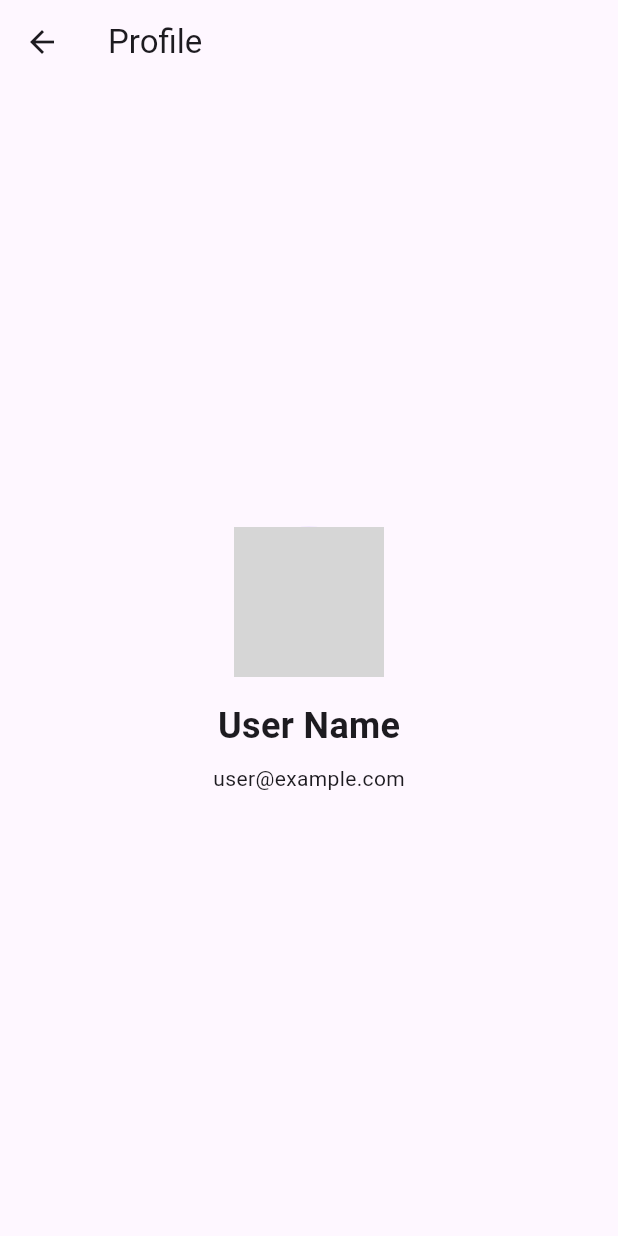
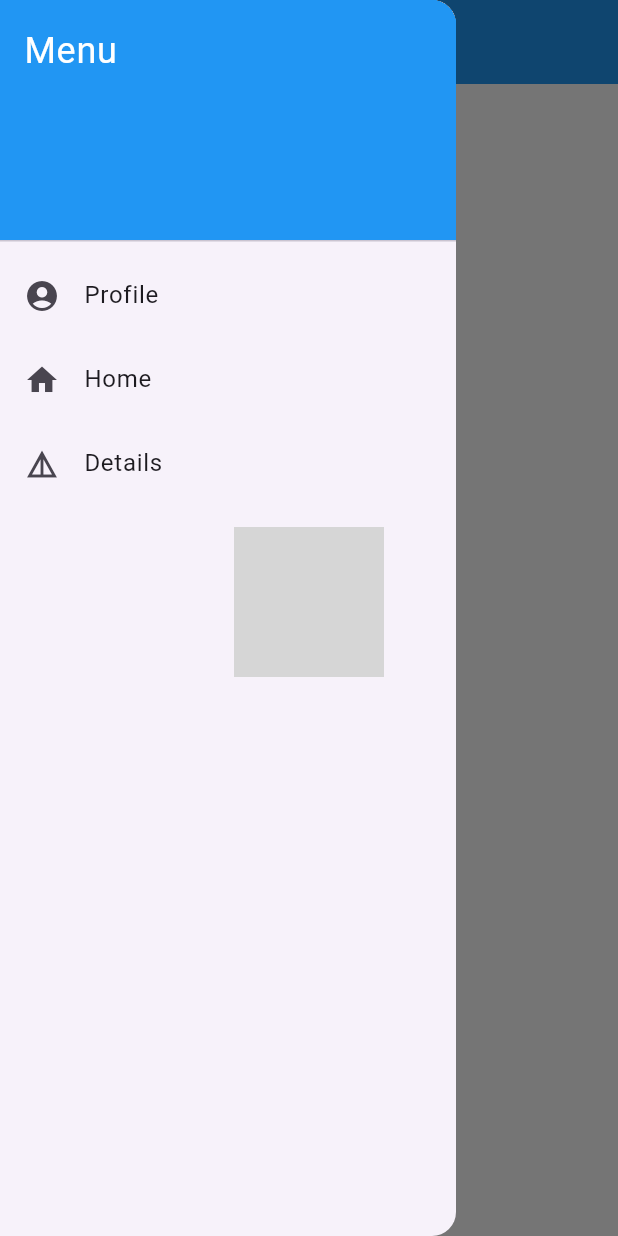
Before and after one commit to nakito-own/Lifeguard-app, a Flutter app: the ProfileScreen screen opened by its route, with the side drawer open (before the commit the screen has no drawer), on a phone screen of 412 x 824 dp. Run offline on Flutter 3.47's test engine with Material 3 defaults, Android fonts, the phone set to English and light mode, and no system bars; network calls fail; grey boxes are pictures that could not be loaded.

Commit message:
Add Future - Themes swap

```diff
--- a/lib/main.dart
+++ b/lib/main.dart
@@ -2,22 +2,35 @@ import 'package:flutter/material.dart';
 import 'package:lifeguard/screens/pofile_screen.dart';
 import 'screens/home_screen.dart';
 import 'screens/details_screen.dart';
+import 'styles/themes/app_light_theme.dart';
+import 'styles/themes/app_dark_theme.dart';
 
 void main() {
   runApp(MyApp());
 }
 
-class MyApp extends StatelessWidget {
+class MyApp extends StatefulWidget {
+  @override
+  _MyAppState createState() => _MyAppState();
+}
+
+class _MyAppState extends State<MyApp> {
+  bool _isDarkTheme = false;
+
+  void _toggleTheme() {
+    setState(() {
+      _isDarkTheme = !_isDarkTheme;
+    });
+  }
+
   @override
   Widget build(BuildContext context) {
     return MaterialApp(
-      title: 'Lifeguard demo',
-      theme: ThemeData(
-        primarySwatch: Colors.blue,
-      ),
-      home: HomeScreen(),
+      title: 'Lifeguard Skeleton',
+      theme: _isDarkTheme ? DarkTheme.theme : LightTheme.theme,
+      home: HomeScreen(toggleTheme: _toggleTheme),
       routes: {
-        '/home': (context) => HomeScreen(),
+        '/home': (context) => HomeScreen(toggleTheme: _toggleTheme),
         '/details': (context) => DetailsScreen(),
         '/profile': (context) => ProfileScreen(),
       },
--- a/lib/screens/details_screen.dart
+++ b/lib/screens/details_screen.dart
@@ -1,4 +1,5 @@
 import 'package:flutter/material.dart';
+import '../widgets/app_drawer.dart';
 
 class DetailsScreen extends StatelessWidget {
   @override
@@ -8,6 +9,7 @@ class DetailsScreen extends StatelessWidget {
       appBar: AppBar(
         title: Text('Details'),
       ),
+      drawer: AppDrawer(),
       body: Padding(
         padding: const EdgeInsets.all(16.0),
         child: Column(
--- a/lib/screens/pofile_screen.dart
+++ b/lib/screens/pofile_screen.dart
@@ -1,4 +1,5 @@
 import 'package:flutter/material.dart';
+import '../widgets/app_drawer.dart';
 
 class ProfileScreen extends StatelessWidget {
   @override
@@ -7,6 +8,7 @@ class ProfileScreen extends StatelessWidget {
       appBar: AppBar(
         title: Text('Profile'),
       ),
+      drawer: AppDrawer(),
       body: Center(
         child: Column(
           mainAxisAlignment: MainAxisAlignment.center,
--- /dev/null
+++ b/lib/widgets/app_drawer.dart
@@ -0,0 +1,50 @@
+import 'package:flutter/material.dart';
+
+class AppDrawer extends StatelessWidget {
+  @override
+  Widget build(BuildContext context) {
+    return Drawer(
+      child: ListView(
+        padding: EdgeInsets.zero,
+        children: <Widget>[
+          DrawerHeader(
+            decoration: BoxDecoration(
+              color: Colors.blue,
+            ),
+            child: Text(
+              'Menu',
+              style: TextStyle(
+                color: Colors.white,
+                fontSize: 24,
+              ),
+            ),
+          ),
+          ListTile(
+            leading: Icon(Icons.account_circle),
+            title: Text('Profile'),
+            onTap: () {
+              Navigator.pushNamed(context, '/profile');
+            },
+          ),
+          ListTile(
+            leading: Icon(Icons.home),
+            title: Text('Home'),
+            onTap: () {
+              Navigator.pushNamed(context, '/home');
+            },
+          ),
+          ListTile(
+            leading: Icon(Icons.details),
+            title: Text('Details'),
+            onTap: () {
+              Navigator.pushNamed(context, '/details', arguments: {
+                'title': 'Example Title',
+                'body': 'Example Body',
+              });
+            },
+          ),
+        ],
+      ),
+    );
+  }
+}
```
Also changed, not shown: lib/screens/home_screen.dart (+17 -7 lines), lib/styles/themes/app_dark_theme.dart (added, +39 -0 lines), lib/styles/themes/app_light_theme.dart (added, +30 -0 lines), lib/widgets/drawler.dart (deleted).
